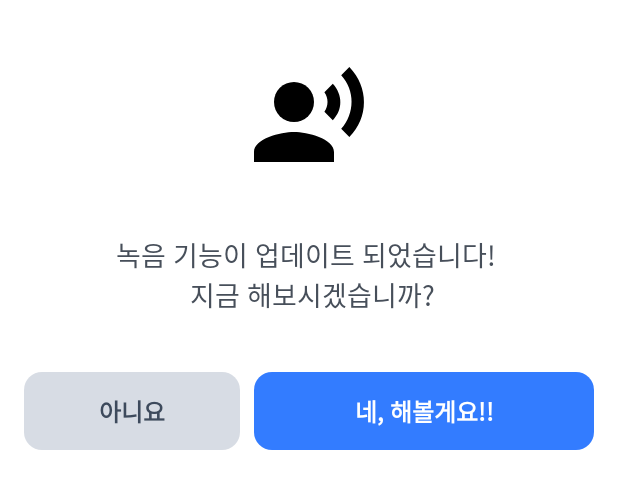
After one commit to AnMyungwoo94/Mp3PlayerOnDB, an Android app: the layout fragment_dialog.xml on its own in the app's theme, with its tools: preview values and no code run, on a phone screen of 412 x 824 dp. The commit adds this screen. Shown: the top 489 px of the screen. Run offline under Robolectric (Android 15) with nearby library versions, the phone set to English and light mode, and no system bars.

Commit message:
Feat :  녹음기능 다이얼로그 프래그먼트 추가

```diff
--- /dev/null
+++ b/app/src/main/java/com/myungwoo/mp3playerondb/ui/DialogFragment.kt
@@ -0,0 +1,49 @@
+package com.myungwoo.mp3playerondb.ui
+
+import android.app.Dialog
+import android.content.Intent
+import android.content.res.Resources
+import android.os.Bundle
+import android.view.LayoutInflater
+import android.view.View
+import android.view.ViewGroup
+import com.google.android.material.bottomsheet.BottomSheetDialog
+import com.google.android.material.bottomsheet.BottomSheetDialogFragment
+import com.myungwoo.mp3playerondb.databinding.FragmentDialogBinding
+
+class DialogFragment : BottomSheetDialogFragment() {
+
+    private var _binding: FragmentDialogBinding? = null
+    private val binding get() = _binding!!
+
+    override fun onCreateView(
+        inflater: LayoutInflater,
+        container: ViewGroup?,
+        savedInstanceState: Bundle?
+    ): View {
+        _binding = FragmentDialogBinding.inflate(inflater, container, false)
+        return binding.root
+    }
+
+    override fun onViewCreated(view: View, savedInstanceState: Bundle?) {
+        super.onViewCreated(view, savedInstanceState)
+        binding.btnDialogCancel.setOnClickListener {
+            dismiss()
+        }
+        binding.btnRemittanceConfirm.setOnClickListener {
+            dismiss()
+            startActivity(Intent(requireContext(), RecordActivity::class.java))
+        }
+    }
+
+    override fun onCreateDialog(savedInstanceState: Bundle?): Dialog =
+        super.onCreateDialog(savedInstanceState).apply {
+            (this as BottomSheetDialog).behavior.peekHeight =
+                Resources.getSystem().displayMetrics.heightPixels
+        }
+
+    override fun onDestroyView() {
+        super.onDestroyView()
+        _binding = null
+    }
+}
--- /dev/null
+++ b/app/src/main/res/drawable/btn_background_dialog.xml
@@ -0,0 +1,6 @@
+<?xml version="1.0" encoding="utf-8"?>
+<shape xmlns:android="http://schemas.android.com/apk/res/android"
+    android:shape="rectangle">
+    <solid android:color="@color/zircon" />
+    <corners android:radius="12dp" />
+</shape>
--- /dev/null
+++ b/app/src/main/res/layout/fragment_dialog.xml
@@ -0,0 +1,60 @@
+<?xml version="1.0" encoding="utf-8"?>
+<androidx.constraintlayout.widget.ConstraintLayout xmlns:android="http://schemas.android.com/apk/res/android"
+    xmlns:app="http://schemas.android.com/apk/res-auto"
+    android:id="@+id/dialog_main"
+    android:layout_width="match_parent"
+    android:layout_height="wrap_content"
+    android:minHeight="340dp"
+    app:layout_behavior="com.google.android.material.bottomsheet.BottomSheetBehavior">
+
+    <ImageView
+        android:id="@+id/iv_record_dialog"
+        android:layout_width="80dp"
+        android:layout_height="80dp"
+        android:src="@drawable/ic_record_main"
+        app:layout_constraintBottom_toTopOf="@+id/tv_dialog_check_message"
+        app:layout_constraintEnd_toEndOf="parent"
+        app:layout_constraintStart_toStartOf="parent"
+        app:layout_constraintTop_toTopOf="parent" />
+
+    <TextView
+        android:id="@+id/tv_dialog_check_message"
+        android:layout_width="wrap_content"
+        android:layout_height="wrap_content"
+        android:bufferType="spannable"
+        android:gravity="center"
+        android:text="@string/DialogText"
+        android:textColor="@color/river_bed"
+        android:textSize="18sp"
+        app:layout_constraintBottom_toTopOf="@+id/btn_remittance_confirm"
+        app:layout_constraintEnd_toEndOf="parent"
+        app:layout_constraintStart_toStartOf="parent"
+        app:layout_constraintTop_toBottomOf="@+id/iv_record_dialog" />
+
+    <androidx.appcompat.widget.AppCompatButton
+        android:id="@+id/btn_dialog_cancel"
+        style="@style/DialogButton"
+        android:layout_width="0dp"
+        android:layout_height="52dp"
+        android:layout_marginStart="16dp"
+        android:layout_marginBottom="40dp"
+        android:backgroundTint="@color/geyser"
+        android:text="아니요"
+        app:layout_constraintBottom_toBottomOf="parent"
+        app:layout_constraintStart_toStartOf="parent"
+        app:layout_constraintWidth_percent="0.35" />
+
+    <androidx.appcompat.widget.AppCompatButton
+        android:id="@+id/btn_remittance_confirm"
+        style="@style/DialogButton"
+        android:layout_width="0dp"
+        android:layout_height="52dp"
+        android:layout_marginEnd="16dp"
+        android:layout_marginBottom="40dp"
+        android:backgroundTint="@color/dodger_blue"
+        android:text="네, 해볼게요!!"
+        android:textColor="@color/white"
+        app:layout_constraintBottom_toBottomOf="parent"
+        app:layout_constraintEnd_toEndOf="parent"
+        app:layout_constraintWidth_percent="0.55" />
+</androidx.constraintlayout.widget.ConstraintLayout>
--- a/app/src/main/res/values/colors.xml
+++ b/app/src/main/res/values/colors.xml
@@ -7,7 +7,14 @@
     <color name="teal_700">#FF018786</color>
     <color name="black">#FF000000</color>
     <color name="white">#FFFFFFFF</color>
+    <color name="dark_blue">#3D4A5C</color>
     <color name="red">#FF1717</color>
+    <color name="zircon">#EEF4FF</color>
+    <color name="river_bed">#474F5A</color>
+    <color name="black_52">#52000000</color>
+    <color name="geyser">#D7DCE4</color>
+    <color name="dodger_blue">#337CFF</color>
+
     <style name="SeekBarColor" parent="Widget.AppCompat.SeekBar">
         <item name="colorAccent">#609485</item>
     </style>
--- a/app/src/main/res/values/strings.xml
+++ b/app/src/main/res/values/strings.xml
@@ -1,4 +1,5 @@
 <resources>
     <string name="app_name">MusicPlay</string>
     <string name="permission_message">녹음 권한을 켜주셔야지 앱을 정상적으로 사용할 수 있습니다. 앱 설정 화면으로 진입하셔서 권한을 켜주세요.</string>
+    <string name="DialogText">녹음 기능이 업데이트 되었습니다! \n 지금 해보시겠습니까?</string>
 </resources>
--- /dev/null
+++ b/app/src/main/res/values/style.xml
@@ -0,0 +1,25 @@
+<?xml version="1.0" encoding="utf-8"?>
+<resources>
+    <style name="DialogButton" parent="Widget.AppCompat.Button.Borderless">
+        <item name="android:textSize">16sp</item>
+        <item name="android:textStyle">bold</item>
+        <item name="android:textColor">@color/dark_blue</item>
+        <item name="android:background">@drawable/btn_background_dialog</item>
+    </style>
+
+    <style name="Theme.App.BottomSheetDialog" parent="Theme.MaterialComponents.BottomSheetDialog">
+        <item name="android:windowBackground">@color/black_52</item>
+        <item name="bottomSheetStyle">@style/ModalBottomSheetDialog</item>
+    </style>
+
+    <style name="ModalBottomSheetDialog" parent="Widget.MaterialComponents.BottomSheet.Modal">
+        <item name="android:elevation">0dp</item>
+        <item name="backgroundTint">@color/white</item>
+        <item name="behavior_draggable">false</item>
+        <item name="shapeAppearance">@style/ShapeAppearance.App.LargeComponent</item>
+    </style>
+
+    <style name="ShapeAppearance.App.LargeComponent" parent="ShapeAppearance.Material3.LargeComponent">
+        <item name="cornerSize">24dp</item>
+    </style>
+</resources>
--- a/app/src/main/res/values/themes.xml
+++ b/app/src/main/res/values/themes.xml
@@ -13,5 +13,7 @@
         <item name="android:statusBarColor">#0000</item>
         <item name="android:windowLightStatusBar">true</item>
         <!-- Customize your theme here. -->
+        <item name="bottomSheetDialogTheme">@style/Theme.App.BottomSheetDialog</item>
     </style>
+
 </resources>
```
